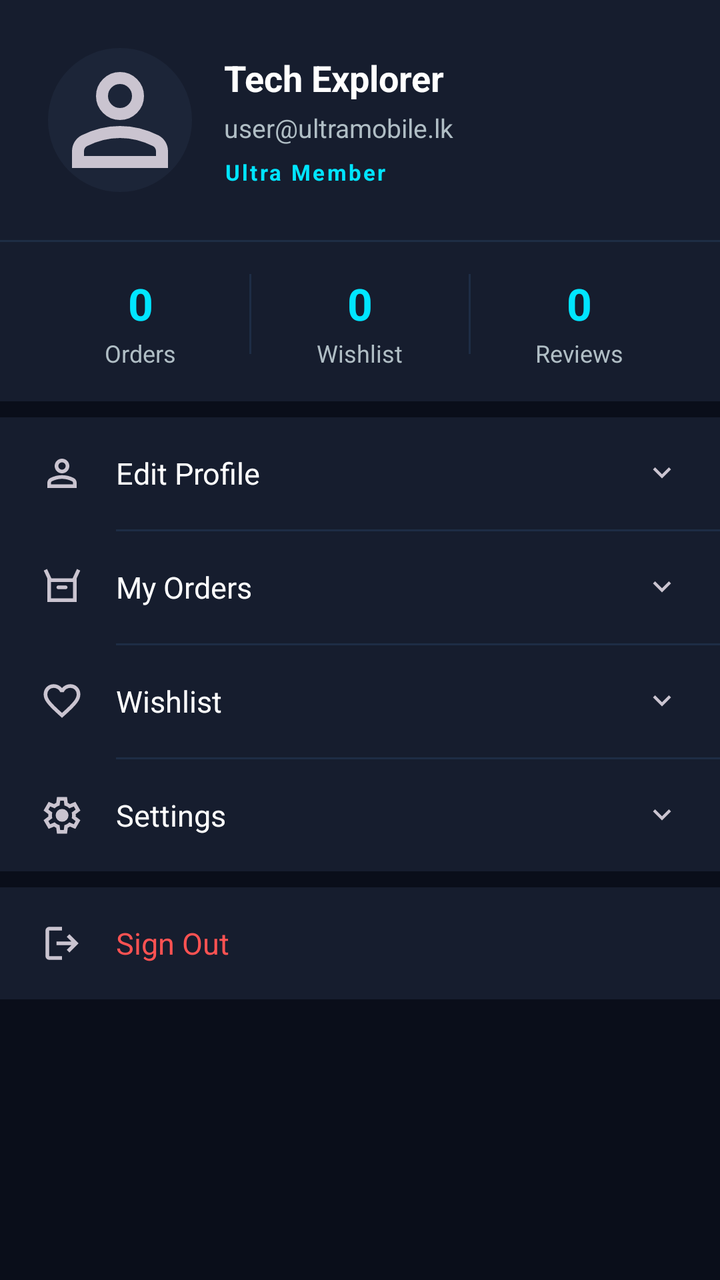
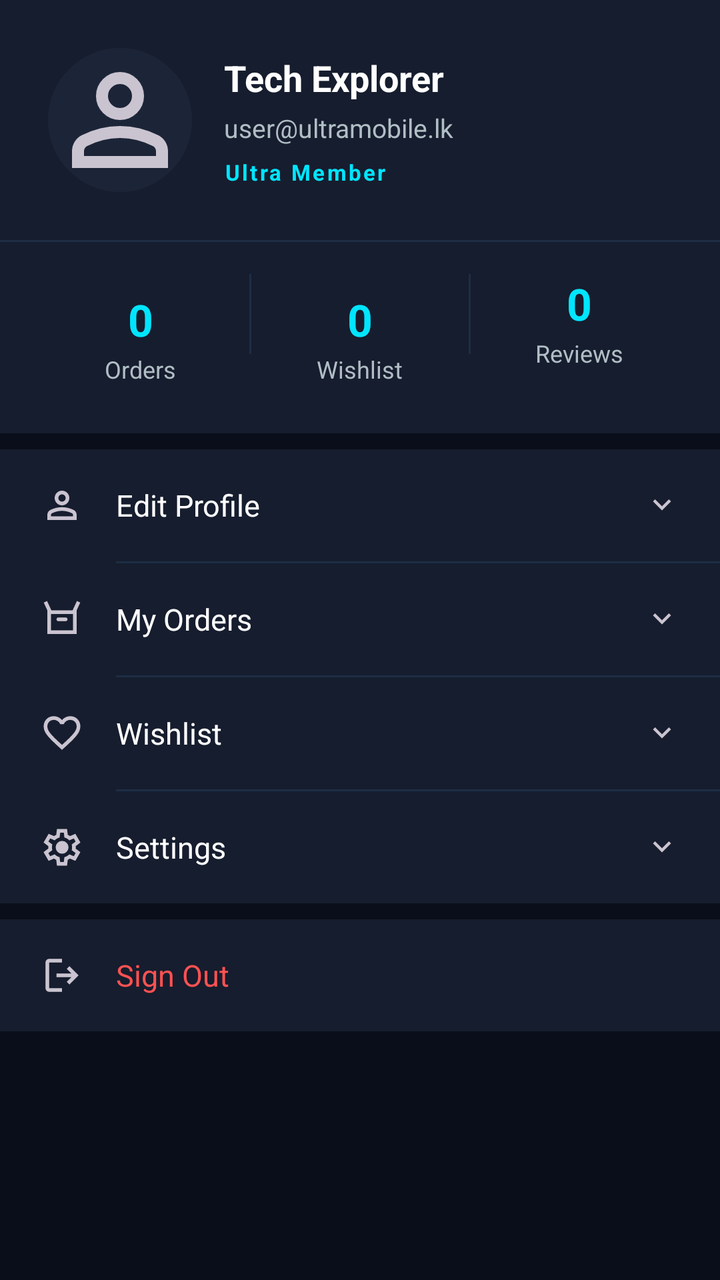

Two renders of the same Android screen: before a commit and after it. Below are the layout's source before the change and the commit's diff.
<!-- AndroidManifest.xml: application theme Theme.UltraMobile -->
<!-- res/layout/fragment_profile.xml -->
<?xml version="1.0" encoding="utf-8"?>
<androidx.core.widget.NestedScrollView xmlns:android="http://schemas.android.com/apk/res/android"
    xmlns:app="http://schemas.android.com/apk/res-auto"
    xmlns:tools="http://schemas.android.com/tools"
    android:layout_width="match_parent"
    android:layout_height="match_parent"
    android:background="@color/um_background"
    tools:context=".fragment.ProfileFragment">

    <LinearLayout
        android:layout_width="match_parent"
        android:layout_height="wrap_content"
        android:orientation="vertical">

        
        <LinearLayout
            android:layout_width="match_parent"
            android:layout_height="wrap_content"
            android:background="@color/um_surface_card"
            android:orientation="horizontal"
            android:padding="24dp"
            android:gravity="center_vertical">

            <com.google.android.material.imageview.ShapeableImageView
                android:id="@+id/profile_pic"
                android:layout_width="72dp"
                android:layout_height="72dp"
                android:scaleType="centerCrop"
                android:src="@drawable/person_24px"
                android:background="@color/um_surface_elevated"
                app:shapeAppearanceOverlay="@style/CircleImage" />

            <LinearLayout
                android:layout_width="0dp"
                android:layout_height="wrap_content"
                android:layout_weight="1"
                android:layout_marginStart="16dp"
                android:orientation="vertical">

                <TextView
                    android:id="@+id/profile_name"
                    android:layout_width="wrap_content"
                    android:layout_height="wrap_content"
                    android:text="Tech Explorer"
                    android:textColor="@color/um_text_primary"
                    android:textSize="18sp"
                    android:textStyle="bold" />

                <TextView
                    android:id="@+id/profile_email"
                    android:layout_width="wrap_content"
                    android:layout_height="wrap_content"
                    android:layout_marginTop="4dp"
                    android:text="user@ultramobile.lk"
                    android:textColor="@color/um_text_secondary"
                    android:textSize="13sp" />

                <TextView
                    android:layout_width="wrap_content"
                    android:layout_height="wrap_content"
                    android:layout_marginTop="6dp"
                    android:text="Ultra Member"
                    android:textColor="@color/um_primary"
                    android:textSize="11sp"
                    android:textStyle="bold"
                    android:letterSpacing="0.1" />

            </LinearLayout>

        </LinearLayout>

        <View android:layout_width="match_parent" android:layout_height="1dp" android:background="@color/um_surface_border"/>

        
        <LinearLayout
            android:layout_width="match_parent"
            android:layout_height="wrap_content"
            android:background="@color/um_surface_card"
            android:orientation="horizontal"
            android:padding="16dp">

            <LinearLayout android:layout_width="0dp" android:layout_height="wrap_content" android:layout_weight="1" android:orientation="vertical" android:gravity="center">
                <TextView android:id="@+id/profile_orders_count" android:layout_width="wrap_content" android:layout_height="wrap_content" android:text="0" android:textColor="@color/um_primary" android:textSize="22sp" android:textStyle="bold"/>
                <TextView android:layout_width="wrap_content" android:layout_height="wrap_content" android:text="Orders" android:textColor="@color/um_text_secondary" android:textSize="12sp" android:layout_marginTop="2dp"/>
            </LinearLayout>

            <View android:layout_width="1dp" android:layout_height="40dp" android:background="@color/um_surface_border"/>

            <LinearLayout android:layout_width="0dp" android:layout_height="wrap_content" android:layout_weight="1" android:orientation="vertical" android:gravity="center">
                <TextView android:id="@+id/profile_wishlist_count" android:layout_width="wrap_content" android:layout_height="wrap_content" android:text="0" android:textColor="@color/um_primary" android:textSize="22sp" android:textStyle="bold"/>
                <TextView android:layout_width="wrap_content" android:layout_height="wrap_content" android:text="Wishlist" android:textColor="@color/um_text_secondary" android:textSize="12sp" android:layout_marginTop="2dp"/>
            </LinearLayout>

            <View android:layout_width="1dp" android:layout_height="40dp" android:background="@color/um_surface_border"/>

            <LinearLayout android:layout_width="0dp" android:layout_height="wrap_content" android:layout_weight="1" android:orientation="vertical" android:gravity="center">
                <TextView android:id="@+id/profile_reviews_count" android:layout_width="wrap_content" android:layout_height="wrap_content" android:text="0" android:textColor="@color/um_primary" android:textSize="22sp" android:textStyle="bold"/>
                <TextView android:layout_width="wrap_content" android:layout_height="wrap_content" android:text="Reviews" android:textColor="@color/um_text_secondary" android:textSize="12sp" android:layout_marginTop="2dp"/>
            </LinearLayout>

        </LinearLayout>

        <View android:layout_width="match_parent" android:layout_height="8dp" android:background="@color/um_background"/>

        
        <LinearLayout
            android:layout_width="match_parent"
            android:layout_height="wrap_content"
            android:background="@color/um_surface_card"
            android:orientation="vertical">

            
            <LinearLayout android:id="@+id/profile_menu_edit" android:layout_width="match_parent" android:layout_height="56dp" android:orientation="horizontal" android:gravity="center_vertical" android:paddingStart="20dp" android:paddingEnd="20dp" android:background="?attr/selectableItemBackground" android:clickable="true" android:focusable="true">
                <ImageView android:layout_width="22dp" android:layout_height="22dp" android:src="@drawable/person_24px" />
                <TextView android:layout_width="0dp" android:layout_height="wrap_content" android:layout_weight="1" android:layout_marginStart="16dp" android:text="Edit Profile" android:textColor="@color/um_text_primary" android:textSize="15sp"/>
                <ImageView android:layout_width="18dp" android:layout_height="18dp" android:src="@drawable/keyboard_arrow_down_24px"  />
            </LinearLayout>
            <View android:layout_width="match_parent" android:layout_height="1dp" android:background="@color/um_surface_border" android:layout_marginStart="58dp"/>

            
            <LinearLayout android:id="@+id/profile_menu_orders" android:layout_width="match_parent" android:layout_height="56dp" android:orientation="horizontal" android:gravity="center_vertical" android:paddingStart="20dp" android:paddingEnd="20dp" android:background="?attr/selectableItemBackground" android:clickable="true" android:focusable="true">
                <ImageView android:layout_width="22dp" android:layout_height="22dp" android:src="@drawable/orders_24px" />
                <TextView android:layout_width="0dp" android:layout_height="wrap_content" android:layout_weight="1" android:layout_marginStart="16dp" android:text="My Orders" android:textColor="@color/um_text_primary" android:textSize="15sp"/>
                <ImageView android:layout_width="18dp" android:layout_height="18dp" android:src="@drawable/keyboard_arrow_down_24px" />
            </LinearLayout>
            <View android:layout_width="match_parent" android:layout_height="1dp" android:background="@color/um_surface_border" android:layout_marginStart="58dp"/>

            
            <LinearLayout android:id="@+id/profile_menu_wishlist" android:layout_width="match_parent" android:layout_height="56dp" android:orientation="horizontal" android:gravity="center_vertical" android:paddingStart="20dp" android:paddingEnd="20dp" android:background="?attr/selectableItemBackground" android:clickable="true" android:focusable="true">
                <ImageView android:layout_width="22dp" android:layout_height="22dp" android:src="@drawable/favorite_24px" />
                <TextView android:layout_width="0dp" android:layout_height="wrap_content" android:layout_weight="1" android:layout_marginStart="16dp" android:text="Wishlist" android:textColor="@color/um_text_primary" android:textSize="15sp"/>
                <ImageView android:layout_width="18dp" android:layout_height="18dp" android:src="@drawable/keyboard_arrow_down_24px" />
            </LinearLayout>
            <View android:layout_width="match_parent" android:layout_height="1dp" android:background="@color/um_surface_border" android:layout_marginStart="58dp"/>

            
            <LinearLayout android:id="@+id/profile_menu_settings" android:layout_width="match_parent" android:layout_height="56dp" android:orientation="horizontal" android:gravity="center_vertical" android:paddingStart="20dp" android:paddingEnd="20dp" android:background="?attr/selectableItemBackground" android:clickable="true" android:focusable="true">
                <ImageView android:layout_width="22dp" android:layout_height="22dp" android:src="@drawable/settings_24px"/>
                <TextView android:layout_width="0dp" android:layout_height="wrap_content" android:layout_weight="1" android:layout_marginStart="16dp" android:text="Settings" android:textColor="@color/um_text_primary" android:textSize="15sp"/>
                <ImageView android:layout_width="18dp" android:layout_height="18dp" android:src="@drawable/keyboard_arrow_down_24px" />
            </LinearLayout>

        </LinearLayout>

        <View android:layout_width="match_parent" android:layout_height="8dp" android:background="@color/um_background"/>

        
        <LinearLayout
            android:layout_width="match_parent"
            android:layout_height="wrap_content"
            android:background="@color/um_surface_card"
            android:orientation="vertical">

            <LinearLayout android:id="@+id/profile_menu_logout" android:layout_width="match_parent" android:layout_height="56dp" android:orientation="horizontal" android:gravity="center_vertical" android:paddingStart="20dp" android:paddingEnd="20dp" android:background="?attr/selectableItemBackground" android:clickable="true" android:focusable="true">
                <ImageView android:layout_width="22dp" android:layout_height="22dp" android:src="@drawable/logout_24px"/>
                <TextView android:layout_width="0dp" android:layout_height="wrap_content" android:layout_weight="1" android:layout_marginStart="16dp" android:text="Sign Out" android:textColor="@color/um_error" android:textSize="15sp"/>
            </LinearLayout>

        </LinearLayout>

        <View android:layout_width="match_parent" android:layout_height="24dp" android:background="@color/um_background"/>

    </LinearLayout>

</androidx.core.widget.NestedScrollView>
<!-- resources referenced by this layout -->
<resources>
  <color name="um_background">#0A0E1A</color>
  <color name="um_error">#FF5252</color>
  <color name="um_primary">#00E5FF</color>
  <color name="um_surface_border">#1E2D45</color>
  <color name="um_surface_card">#161D2E</color>
  <color name="um_surface_elevated">#1C2538</color>
  <color name="um_text_primary">#FFFFFF</color>
  <color name="um_text_secondary">#B0BEC5</color>
  <!-- drawable keyboard_arrow_down_24px (drawable) -->
  <vector xmlns:android="http://schemas.android.com/apk/res/android"
      android:width="24dp"
      android:height="24dp"
      android:viewportWidth="960"
      android:viewportHeight="960"
      android:tint="?attr/colorControlNormal">
    <path
        android:fillColor="@android:color/white"
        android:pathData="M480,616L240,376L296,320L480,504L664,320L720,376L480,616Z"/>
  </vector>
  <!-- drawable logout_24px (drawable) -->
  <vector xmlns:android="http://schemas.android.com/apk/res/android"
      android:width="24dp"
      android:height="24dp"
      android:viewportWidth="960"
      android:viewportHeight="960"
      android:tint="?attr/colorControlNormal"
      android:autoMirrored="true">
    <path
        android:fillColor="@android:color/white"
        android:pathData="M200,840Q167,840 143.5,816.5Q120,793 120,760L120,200Q120,167 143.5,143.5Q167,120 200,120L480,120L480,200L200,200Q200,200 200,200Q200,200 200,200L200,760Q200,760 200,760Q200,760 200,760L480,760L480,840L200,840ZM640,680L585,622L687,520L360,520L360,440L687,440L585,338L640,280L840,480L640,680Z"/>
  </vector>
  <!-- drawable orders_24px (drawable) -->
  <vector xmlns:android="http://schemas.android.com/apk/res/android"
      android:width="24dp"
      android:height="24dp"
      android:viewportWidth="960"
      android:viewportHeight="960"
      android:tint="?attr/colorControlNormal">
    <path
        android:fillColor="@android:color/white"
        android:pathData="M160,800L160,284L82,114L154,80L248,282L712,282L806,80L878,114L800,284L800,800L160,800ZM400,520L560,520Q577,520 588.5,508.5Q600,497 600,480Q600,463 588.5,451.5Q577,440 560,440L400,440Q383,440 371.5,451.5Q360,463 360,480Q360,497 371.5,508.5Q383,520 400,520ZM240,720L720,720L720,362L240,362L240,720ZM240,720L240,362L240,362L240,720Z"/>
  </vector>
  <style name="CircleImage">
          <item name="cornerFamily">rounded</item>
          <item name="cornerSize">50%</item>
      </style>
  <color name="um_text_on_primary">#0A0E1A</color>
  <color name="um_primary_dim">#0097A7</color>
  <color name="um_accent">#18FFFF</color>
  <color name="um_success">#00E676</color>
  <color name="um_surface">#111827</color>
  <color name="um_primary_dark">#00B8CC</color>
  <style name="UltraToolbar" parent="Widget.MaterialComponents.Toolbar">
          <item name="android:background">@color/um_surface</item>
          <item name="titleTextColor">@color/um_text_primary</item>
      </style>
  <!-- unchanged entries left out for length: 4 -->
</resources>

<!-- the commit's change to res/layout/fragment_profile.xml (unified diff, before → after) -->
@@ -79,14 +79,34 @@
             android:orientation="horizontal"
             android:padding="16dp">
 
-            <LinearLayout android:layout_width="0dp" android:layout_height="wrap_content" android:layout_weight="1" android:orientation="vertical" android:gravity="center">
+            <LinearLayout
+                android:id="@+id/profile_stat_orders"
+                android:layout_width="0dp"
+                android:layout_height="wrap_content"
+                android:layout_weight="1"
+                android:orientation="vertical"
+                android:gravity="center"
+                android:clickable="true"
+                android:focusable="true"
+                android:background="?attr/selectableItemBackground"
+                android:padding="8dp">
                 <TextView android:id="@+id/profile_orders_count" android:layout_width="wrap_content" android:layout_height="wrap_content" android:text="0" android:textColor="@color/um_primary" android:textSize="22sp" android:textStyle="bold"/>
                 <TextView android:layout_width="wrap_content" android:layout_height="wrap_content" android:text="Orders" android:textColor="@color/um_text_secondary" android:textSize="12sp" android:layout_marginTop="2dp"/>
             </LinearLayout>
 
             <View android:layout_width="1dp" android:layout_height="40dp" android:background="@color/um_surface_border"/>
 
-            <LinearLayout android:layout_width="0dp" android:layout_height="wrap_content" android:layout_weight="1" android:orientation="vertical" android:gravity="center">
+            <LinearLayout
+                android:id="@+id/profile_stat_wishlist"
+                android:layout_width="0dp"
+                android:layout_height="wrap_content"
+                android:layout_weight="1"
+                android:orientation="vertical"
+                android:gravity="center"
+                android:clickable="true"
+                android:focusable="true"
+                android:background="?attr/selectableItemBackground"
+                android:padding="8dp">
                 <TextView android:id="@+id/profile_wishlist_count" android:layout_width="wrap_content" android:layout_height="wrap_content" android:text="0" android:textColor="@color/um_primary" android:textSize="22sp" android:textStyle="bold"/>
                 <TextView android:layout_width="wrap_content" android:layout_height="wrap_content" android:text="Wishlist" android:textColor="@color/um_text_secondary" android:textSize="12sp" android:layout_marginTop="2dp"/>
             </LinearLayout>
